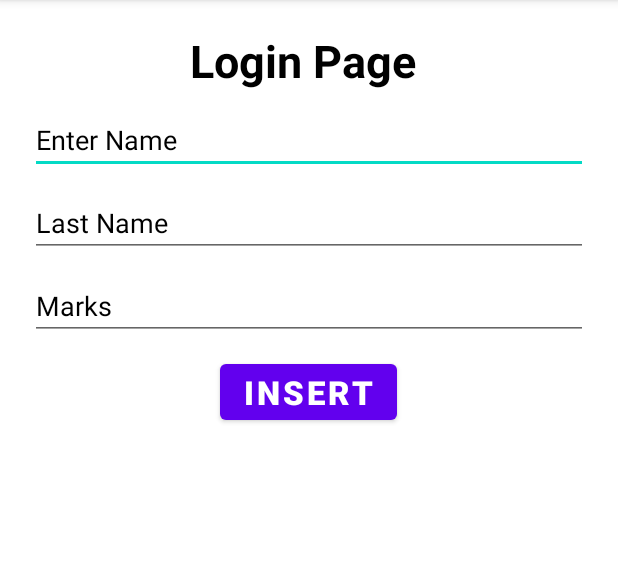
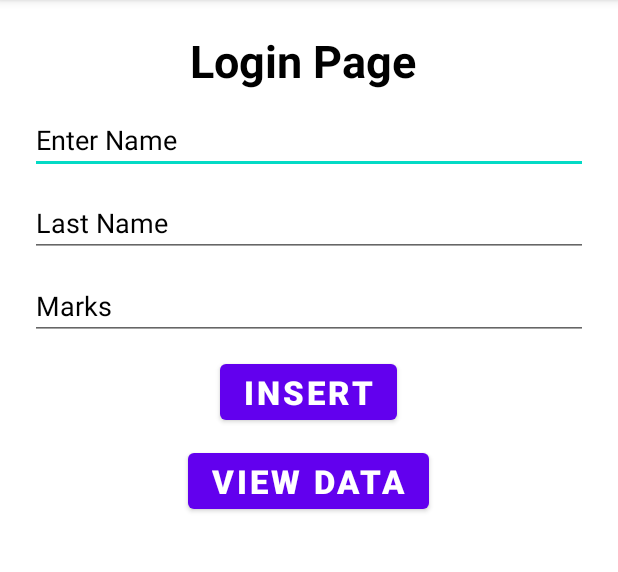
Before and after one commit to rahul-loni/SqliteDB, an Android app: the screen it shows after launch (MainActivity), on a phone screen of 412 x 824 dp, the part 84-656 px from its top. Run offline under Robolectric (Android 15) with nearby library versions, the phone set to English and light mode, and no system bars.

Commit message:
View Data

```diff
--- a/app/src/main/java/com/example/sqlite_db/DatabaseHelper.java
+++ b/app/src/main/java/com/example/sqlite_db/DatabaseHelper.java
@@ -2,6 +2,7 @@ package com.example.sqlite_db;
 
 import android.content.ContentValues;
 import android.content.Context;
+import android.database.Cursor;
 import android.database.sqlite.SQLiteDatabase;
 import android.database.sqlite.SQLiteOpenHelper;
 
@@ -47,5 +48,10 @@ public class DatabaseHelper extends SQLiteOpenHelper {
            return true;
        }
      }
+     public Cursor getAllData(){
+        SQLiteDatabase mydb=this.getWritableDatabase();
+        Cursor cur=mydb.rawQuery("select * from "+TABLE_NAME,null);
+        return cur;
+     }
 
 }
--- a/app/src/main/res/layout/activity_main.xml
+++ b/app/src/main/res/layout/activity_main.xml
@@ -50,6 +50,16 @@
         android:textStyle="bold"
         android:layout_marginTop="10dp"
         android:layout_gravity="center"/>
+    <Button
+        android:id="@+id/btn_view"
+        android:layout_width="wrap_content"
+        android:layout_height="wrap_content"
+        android:text="View Data"
+        android:textColor="@color/white"
+        android:textSize="22sp"
+        android:textStyle="bold"
+        android:layout_marginTop="10dp"
+        android:layout_gravity="center"/>
 
 
 
```
Also changed, not shown: app/src/main/java/com/example/sqlite_db/MainActivity.java (+33 -1 lines).
